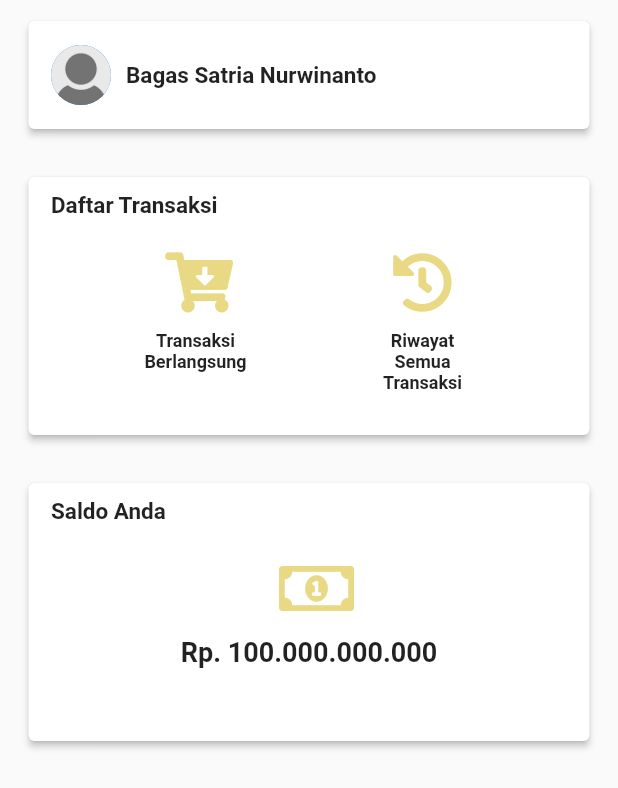
After one commit to dysentry30/flutter-ecommerce, a Flutter app: the UserProfile screen opened by its route, on a phone screen of 412 x 824 dp. The commit adds this screen. Shown: the top 788 px of the screen. Run offline on Flutter 3.47's test engine with Material 2 defaults, Android fonts, the phone set to English and light mode, and no system bars; our stand-ins replace flutter_spinkit, fluttericon, shared_preferences, shimmer; accounts and stored records are empty; network calls fail.

Commit message:
adding some pages and features

```diff
--- a/lib/main.dart
+++ b/lib/main.dart
@@ -1,5 +1,6 @@
 import 'package:ecommerce_apps/widgets/login.dart';
 import 'package:ecommerce_apps/widgets/signup.dart';
+import 'package:ecommerce_apps/widgets/userProfile.dart';
 import 'package:flutter/material.dart';
 import 'widgets/home.dart';
 
@@ -23,6 +24,7 @@ class MyApp extends StatelessWidget {
         "/": (context) => Home(),
         "/login": (context) => Login(),
         "/signup": (context) => SignUp(),
+        "/userProfile": (context) => UserProfile(),
         // "/category-list": (context) => CategoryList(),
       },
     );
--- a/lib/widgets/categoryList.dart
+++ b/lib/widgets/categoryList.dart
@@ -3,6 +3,7 @@ import 'dart:convert';
 import 'package:ecommerce_apps/ColorTheme.dart';
 import 'package:ecommerce_apps/widgets/home.dart';
 import 'package:flutter/material.dart';
+import 'package:flutter_spinkit/flutter_spinkit.dart';
 import 'package:shimmer/shimmer.dart';
 import 'package:http/http.dart' as http;
 
@@ -16,6 +17,7 @@ class CategoryList extends StatefulWidget {
 }
 
 class _CategoryListState extends State<CategoryList> {
+  dynamic user;
   Future<List<dynamic>> readJsonProducts() async {
     Uri url = Uri.parse(
         "http://192.168.100.100/e-commerce-flutter-app/Products.php?getAllProductsByCategory=1&category=${this.widget.category}");
@@ -51,7 +53,23 @@ class _CategoryListState extends State<CategoryList> {
   }
 
   @override
+  void initState() {
+    // TODO: implement initState
+    super.initState();
+  }
+
+  @override
   Widget build(BuildContext context) {
+    return FutureBuilder(
+        future: Home().createState().getUserFromSession(),
+        builder: (context, snapshot) {
+          if (snapshot.connectionState == ConnectionState.waiting) {
+            return SpinKitCircle(
+              color: Colors.white,
+              size: 50,
+            );
+          } else {
+            user = snapshot.data;
             return Scaffold(
               appBar: AppBar(
                 shape: RoundedRectangleBorder(
@@ -83,8 +101,15 @@ class _CategoryListState extends State<CategoryList> {
                         ),
                         label: Text(""),
                       ),
-              CircleAvatar(
-                backgroundColor: Colors.white,
+                      GestureDetector(
+                        onTap: () {
+                          Navigator.pushNamed(context, "/userProfile");
+                        },
+                        child: CircleAvatar(
+                          radius: 15,
+                          backgroundImage:
+                              AssetImage("assets/images/${user.imageProfile}"),
+                        ),
                       ),
                       SizedBox(
                         width: 15,
@@ -101,15 +126,18 @@ class _CategoryListState extends State<CategoryList> {
                       child: FutureBuilder(
                         future: readJsonProducts(),
                         builder: (context, snapshot) {
-                  if (snapshot.connectionState == ConnectionState.waiting) {
+                          if (snapshot.connectionState ==
+                              ConnectionState.waiting) {
                             return loading();
                           } else {
-                    List<dynamic> products = snapshot.data as List<dynamic>;
+                            List<dynamic> products =
+                                snapshot.data as List<dynamic>;
                             print(products.length);
                             return GridView.builder(
                               itemCount: products.length,
                               physics: BouncingScrollPhysics(),
-                      gridDelegate: SliverGridDelegateWithFixedCrossAxisCount(
+                              gridDelegate:
+                                  SliverGridDelegateWithFixedCrossAxisCount(
                                 crossAxisCount: 2,
                                 crossAxisSpacing: 10,
                                 mainAxisSpacing: 10,
@@ -135,4 +163,6 @@ class _CategoryListState extends State<CategoryList> {
               ),
             );
           }
+        });
   }
+}
--- a/lib/widgets/home.dart
+++ b/lib/widgets/home.dart
@@ -31,7 +31,6 @@ class _HomeState extends State<Home> {
       return data;
     }
     var json = jsonDecode(data as String);
-    print(json);
     dynamic user = User.fromJson(json: json);
     return user;
   }
@@ -128,9 +127,15 @@ class _HomeState extends State<Home> {
                               onTap: () =>
                                   Navigator.pushNamed(context, "/login"),
                             )
-                          : CircleAvatar(
-                              radius: 15,
-                              backgroundImage: NetworkImage(user.imageProfile),
+                          : GestureDetector(
+                              onTap: () {
+                                Navigator.pushNamed(context, "/userProfile");
+                              },
+                              child: CircleAvatar(
+                                radius: 15,
+                                backgroundImage: AssetImage(
+                                    "assets/images/${user.imageProfile}"),
+                              ),
                             ),
                     ),
                     SizedBox(
--- a/lib/widgets/login.dart
+++ b/lib/widgets/login.dart
@@ -17,12 +17,6 @@ class Login extends StatefulWidget {
 
 class _LoginState extends State<Login> {
   SharedPreferences? session;
-  // String? name;
-  // Future<String> getSession() async {
-  //   session = await SharedPreferences.getInstance();
-  //   await session!.setString("user", "Joko");
-  //   return session!.getString("user") ?? "kosong";
-  // }
 
   String? username;
   String? password;
@@ -114,7 +108,7 @@ class _LoginState extends State<Login> {
                           hintStyle:
                               TextStyle(color: Colors.grey, fontSize: 12),
                           border: OutlineInputBorder(
-                            borderRadius: BorderRadius.circular(10),
+                            borderRadius: BorderRadius.circular(15),
                           ),
                           focusedBorder: OutlineInputBorder(
                             borderSide: BorderSide(
@@ -161,7 +155,7 @@ class _LoginState extends State<Login> {
                           filled: true,
                           fillColor: Colors.white,
                           border: OutlineInputBorder(
-                            borderRadius: BorderRadius.circular(10),
+                            borderRadius: BorderRadius.circular(15),
                           ),
                           focusedBorder: OutlineInputBorder(
                             borderSide: BorderSide(
@@ -184,7 +178,6 @@ class _LoginState extends State<Login> {
                     crossAxisAlignment: CrossAxisAlignment.stretch,
                     children: [
                       Container(
-                        // color: Colors.red,
                         child: TextButton.icon(
                           onPressed: () async {
                             isWaiting = true;
--- a/lib/widgets/signup.dart
+++ b/lib/widgets/signup.dart
@@ -1,10 +1,12 @@
 import 'dart:convert';
 
 import 'package:ecommerce_apps/ColorTheme.dart';
+import 'package:ecommerce_apps/classes/User.dart';
 import 'package:flutter/material.dart';
 import 'package:flutter/services.dart';
 import 'package:flutter_spinkit/flutter_spinkit.dart';
 import 'package:http/http.dart' as http;
+import 'package:shared_preferences/shared_preferences.dart';
 
 class SignUp extends StatefulWidget {
   const SignUp({Key? key}) : super(key: key);
@@ -25,6 +27,8 @@ class _SignUpState extends State<SignUp> {
   FocusNode _emailFocusNode = FocusNode();
   FocusNode _usernameFocusNode = FocusNode();
   FocusNode _passwordFocusNode = FocusNode();
+
+  late SharedPreferences session;
 
   final _formKey = GlobalKey<FormState>();
   late bool isEmailExist;
@@ -61,6 +65,8 @@ class _SignUpState extends State<SignUp> {
     isEmailExist = false;
     isWaiting = false;
     isUsernameExist = false;
+
+    // session = SharedPreferences.getInstance();
   }
 
   @override
@@ -169,21 +175,16 @@ class _SignUpState extends State<SignUp> {
                                 .hasMatch(value!)) {
                               return "Pastikan yang anda masukan adalah email";
                             }
-                            // if (value!.isEmpty) {
-                            //   return "Field ini tidak boleh kosong";
-                            // }
                           },
                           controller: _emailController,
                           autovalidateMode: AutovalidateMode.onUserInteraction,
                           onEditingComplete: () async {
-                            print(_formKey.currentState!.validate());
-                            if (_formKey.currentState!.validate()) {
                             isValidateEmail = true;
                             setState(() {});
 
                             isEmailExist =
                                 await checkEmail(_emailController.text);
-
+                            print(isEmailExist);
                             if (!isEmailExist) {
                               setFocus(_emailFocusNode, _usernameFocusNode);
                               ScaffoldMessenger.of(context).showSnackBar(
@@ -202,7 +203,6 @@ class _SignUpState extends State<SignUp> {
                             }
                             isValidateEmail = false;
                             setState(() {});
-                            }
                           },
                           focusNode: _emailFocusNode,
                           autofocus: true,
@@ -439,35 +439,38 @@ class _SignUpState extends State<SignUp> {
                                   "http://localhost/e-commerce-flutter-app/User.php?signUp=1&newUser=$newUser");
                               var response = await http.get(url);
                               if (response.statusCode == 200) {
-                                // dynamic result = jsonDecode(response.body)
-                                //     as Map<String, dynamic>;
-                                // print(result["username"]);
-                                //   if (response.body != "false") {
-                                //     // Map<String, dynamic> data =
-                                //     //     jsonDecode(response.body)
-                                //     //         as Map<String, dynamic>;
-                                //     // User user = User.fromJson(
-                                //     //   json: data,
-                                //     // );
-                                //     // session =
-                                //     //     await SharedPreferences.getInstance();
-                                //     // await session!
-                                //     //     .setString("user", user.toString());
-                                //     Navigator.pushReplacementNamed(context, "/");
-                                //   } else {
-                                //     final snackBar = SnackBar(
-                                //       content: Text(
-                                //           "Username atau Password anda salah, silahkan coba lagi."),
-                                //       duration: Duration(seconds: 2),
-                                //     );
-                                //     isWaiting = false;
-                                //     setState(() {
-                                //       ScaffoldMessenger.of(context)
-                                //           .showSnackBar(snackBar);
-                                //     });
-                                //   }
-                                //   isWaiting = false;
-                                //   setState(() {});
+                                if (response.body != "false") {
+                                  // Map<String, dynamic> data =
+                                  //     jsonDecode(response.body)
+                                  //         as Map<String, dynamic>;
+                                  // User user = User.fromJson(
+                                  //   json: data,
+                                  // );
+                                  // session =
+                                  //     await SharedPreferences.getInstance();
+                                  // await session.setString(
+                                  //     "user", user.toString());
+                                  ScaffoldMessenger.of(context).showSnackBar(
+                                    SnackBar(
+                                      content: Text("Berhasil didaftarkan"),
+                                    ),
+                                  );
+                                  Navigator.pushReplacementNamed(context, "/");
+                                } else {
+                                  final snackBar = SnackBar(
+                                    content: Text(
+                                      "Gagal didaftarkan, silahkan coba lagi.",
+                                    ),
+                                    duration: Duration(seconds: 2),
+                                  );
+                                  isWaiting = false;
+                                  setState(() {
+                                    ScaffoldMessenger.of(context)
+                                        .showSnackBar(snackBar);
+                                  });
+                                }
+                                isWaiting = false;
+                                setState(() {});
                               }
                             },
                             icon:
--- /dev/null
+++ b/lib/widgets/userProfile.dart
@@ -0,0 +1,236 @@
+// import 'package:ecommerce_apps/ColorTheme.dart';
+import 'package:ecommerce_apps/ColorTheme.dart';
+import 'package:flutter/material.dart';
+import 'package:fluttericon/font_awesome5_icons.dart';
+import 'package:fluttericon/font_awesome_icons.dart';
+
+class UserProfile extends StatefulWidget {
+  const UserProfile({Key? key}) : super(key: key);
+
+  @override
+  _UserProfileState createState() => _UserProfileState();
+}
+
+class _UserProfileState extends State<UserProfile> {
+  @override
+  Widget build(BuildContext context) {
+    return SafeArea(
+      child: Scaffold(
+        body: Container(
+          width: double.infinity,
+          height: double.infinity,
+          margin: EdgeInsets.symmetric(vertical: 10, horizontal: 15),
+          child: LayoutBuilder(
+            builder: (context, constraints) => Row(
+              children: [
+                Column(
+                  children: [
+                    Container(
+                      width: constraints.maxWidth,
+                      height: 80,
+                      child: Card(
+                        elevation: 2,
+                        child: Container(
+                          margin: EdgeInsets.symmetric(
+                              horizontal: 15, vertical: 10),
+                          child: Row(
+                            children: [
+                              CircleAvatar(
+                                backgroundImage:
+                                    AssetImage("assets/images/default.jpg"),
+                              ),
+                              SizedBox(width: 10),
+                              Text(
+                                "Bagas Satria Nurwinanto",
+                                style: TextStyle(
+                                    fontSize: 15, fontWeight: FontWeight.bold),
+                              )
+                            ],
+                          ),
+                        ),
+                      ),
+                    ),
+                    SizedBox(
+                      height: 24,
+                    ),
+                    Container(
+                      width: constraints.maxWidth,
+                      height: 180,
+                      child: Card(
+                        elevation: 2,
+                        child: Container(
+                          margin: EdgeInsets.symmetric(
+                              horizontal: 15, vertical: 10),
+                          child: Stack(
+                            children: [
+                              Text(
+                                "Daftar Transaksi",
+                                style: TextStyle(
+                                    fontSize: 15, fontWeight: FontWeight.bold),
+                              ),
+                              Container(
+                                margin: EdgeInsets.only(top: 15),
+                                child: Row(
+                                  mainAxisAlignment:
+                                      MainAxisAlignment.spaceEvenly,
+                                  children: [
+                                    Column(
+                                      children: [
+                                        SizedBox(height: 15),
+                                        InkWell(
+                                          borderRadius:
+                                              BorderRadius.circular(15),
+                                          onTap: () =>
+                                              print("Transaksi Berlangsung"),
+                                          child: Container(
+                                            padding: EdgeInsets.symmetric(
+                                                vertical: 10, horizontal: 15),
+                                            child: Column(
+                                              children: [
+                                                Icon(
+                                                  FontAwesome5.cart_arrow_down,
+                                                  color: ColorTheme.thirdColor,
+                                                  size: 40,
+                                                ),
+                                                SizedBox(height: 12),
+                                                Container(
+                                                  width: 80,
+                                                  child: Text(
+                                                    "Transaksi Berlangsung",
+                                                    textAlign: TextAlign.center,
+                                                    style: TextStyle(
+                                                      fontSize: 12,
+                                                      fontWeight:
+                                                          FontWeight.bold,
+                                                    ),
+                                                  ),
+                                                ),
+                                              ],
+                                            ),
+                                          ),
+                                        ),
+                                      ],
+                                    ),
+                                    Column(
+                                      children: [
+                                        SizedBox(height: 15),
+                                        InkWell(
+                                          borderRadius:
+                                              BorderRadius.circular(15),
+                                          onTap: () => print("Semua Transaksi"),
+                                          child: Container(
+                                            padding: EdgeInsets.symmetric(
+                                                vertical: 10, horizontal: 15),
+                                            child: Column(
+                                              children: [
+                                                Icon(
+                                                  FontAwesome5.history,
+                                                  color: ColorTheme.thirdColor,
+                                                  size: 40,
+                                                ),
+                                                SizedBox(height: 12),
+                                                Container(
+                                                  width: 80,
+                                                  child: Text(
+                                                    "Riwayat Semua Transaksi",
+                                                    textAlign: TextAlign.center,
+                                                    style: TextStyle(
+                                                      fontSize: 12,
+                                                      fontWeight:
+                                                          FontWeight.bold,
+                                                    ),
+                                                  ),
+                                                ),
+                                              ],
+                                            ),
+                                          ),
+                                        ),
+                                      ],
+                                    ),
+                                  ],
+                                ),
+                              ),
+                            ],
+                          ),
+                        ),
+                      ),
+                    ),
+                    SizedBox(
+                      height: 24,
+                    ),
+                    Container(
+                      width: constraints.maxWidth,
+                      height: 180,
+                      child: Card(
+                        elevation: 2,
+                        child: Container(
+                          margin: EdgeInsets.symmetric(
+                              horizontal: 15, vertical: 10),
+                          child: Stack(
+                            children: [
+                              Text(
+                                "Saldo Anda",
+                                style: TextStyle(
+                                    fontSize: 15, fontWeight: FontWeight.bold),
+                              ),
+                              Container(
+                                margin: EdgeInsets.only(top: 15),
+                                child: Row(
+                                  mainAxisAlignment:
+                                      MainAxisAlignment.spaceEvenly,
+                                  children: [
+                                    Column(
+                                      children: [
+                                        SizedBox(height: 15),
+                                        InkWell(
+                                          borderRadius:
+                                              BorderRadius.circular(15),
+                                          onTap: () =>
+                                              print("Transaksi Berlangsung"),
+                                          child: Container(
+                                            padding: EdgeInsets.symmetric(
+                                                vertical: 10, horizontal: 15),
+                                            child: Column(
+                                              children: [
+                                                Icon(
+                                                  FontAwesome.money,
+                                                  color: ColorTheme.thirdColor,
+                                                  size: 40,
+                                                ),
+                                                SizedBox(height: 12),
+                                                Container(
+                                                  width: 200,
+                                                  child: Text(
+                                                    "Rp. 100.000.000.000",
+                                                    textAlign: TextAlign.center,
+                                                    style: TextStyle(
+                                                      fontSize: 18,
+                                                      fontWeight:
+                                                          FontWeight.bold,
+                                                    ),
+                                                  ),
+                                                ),
+                                              ],
+                                            ),
+                                          ),
+                                        ),
+                                      ],
+                                    ),
+                                  ],
+                                ),
+                              ),
+                            ],
+                          ),
+                        ),
+                      ),
+                    ),
+                  ],
+                )
+              ],
+            ),
+          ),
+        ),
+      ),
+    );
+  }
+}
--- a/pubspec.yaml
+++ b/pubspec.yaml
@@ -24,7 +24,6 @@ dependencies:
   flutter:
     sdk: flutter
   cupertino_icons: ^1.0.3
-  flutter_icons: ^1.1.0
   flutter_spinkit: ^5.0.0
   fluttericon: ^2.0.0
   http: ^0.13.3
```
Also changed, not shown: assets/images/default.jpg (added), pubspec.lock. Lines whose indentation alone changed are shown as unchanged.
